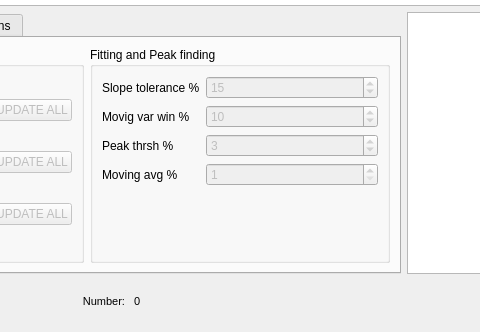
Old version of the form qt/SiMPlE_main.ui in the repository lando1784/SiMPlE; both pictures show x 301 to 781 and y 518 to 850 of the 1064 by 850 pixel window.
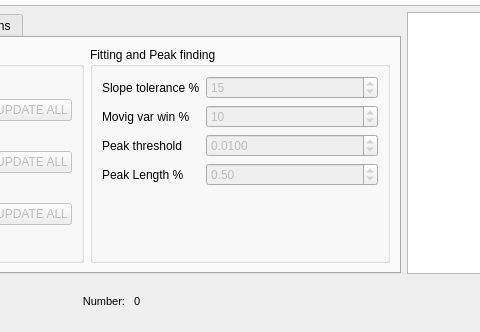
New version of the form. The open tabs and pages were chosen to show the change. Custom widgets are drawn as their Qt base class.

What changed in the file:
```diff
--- a/qt/SiMPlE_main.ui
+++ b/qt/SiMPlE_main.ui
@@ -355,26 +355,10 @@
                </property>
               </widget>
              </item>
-             <item row="2" column="1">
-              <widget class="QSpinBox" name="peakThrsPcNum">
-               <property name="enabled">
-                <bool>false</bool>
-               </property>
-               <property name="minimum">
-                <number>1</number>
-               </property>
-               <property name="maximum">
-                <number>100</number>
-               </property>
-               <property name="value">
-                <number>3</number>
-               </property>
-              </widget>
-             </item>
              <item row="2" column="0">
               <widget class="QLabel" name="label_8">
                <property name="text">
-                <string>Peak thrsh %</string>
+                <string>Peak threshold</string>
                </property>
               </widget>
              </item>
@@ -388,23 +372,30 @@
              <item row="3" column="0">
               <widget class="QLabel" name="label_10">
                <property name="text">
-                <string>Moving avg %</string>
+                <string>Peak Length %</string>
+               </property>
+              </widget>
+             </item>
+             <item row="2" column="1">
+              <widget class="QDoubleSpinBox" name="peakThrsPcNum">
+               <property name="enabled">
+                <bool>false</bool>
+               </property>
+               <property name="decimals">
+                <number>4</number>
+               </property>
+               <property name="value">
+                <double>0.010000000000000</double>
                </property>
               </widget>
              </item>
              <item row="3" column="1">
-              <widget class="QSpinBox" name="movAvgPcNum">
+              <widget class="QDoubleSpinBox" name="movAvgPcNum">
                <property name="enabled">
                 <bool>false</bool>
                </property>
-               <property name="minimum">
-                <number>1</number>
-               </property>
-               <property name="maximum">
-                <number>100</number>
-               </property>
                <property name="value">
-                <number>1</number>
+                <double>0.500000000000000</double>
                </property>
               </widget>
              </item>
```
Left out of the diff: 2 changed lines with no effect on the pictures.
